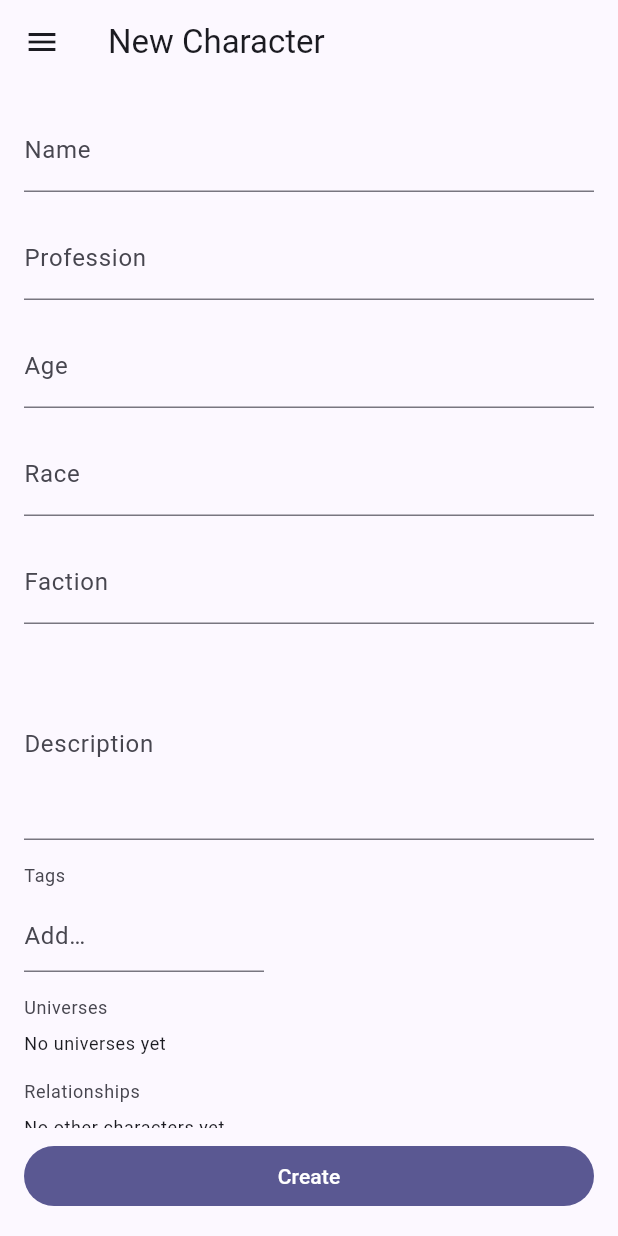
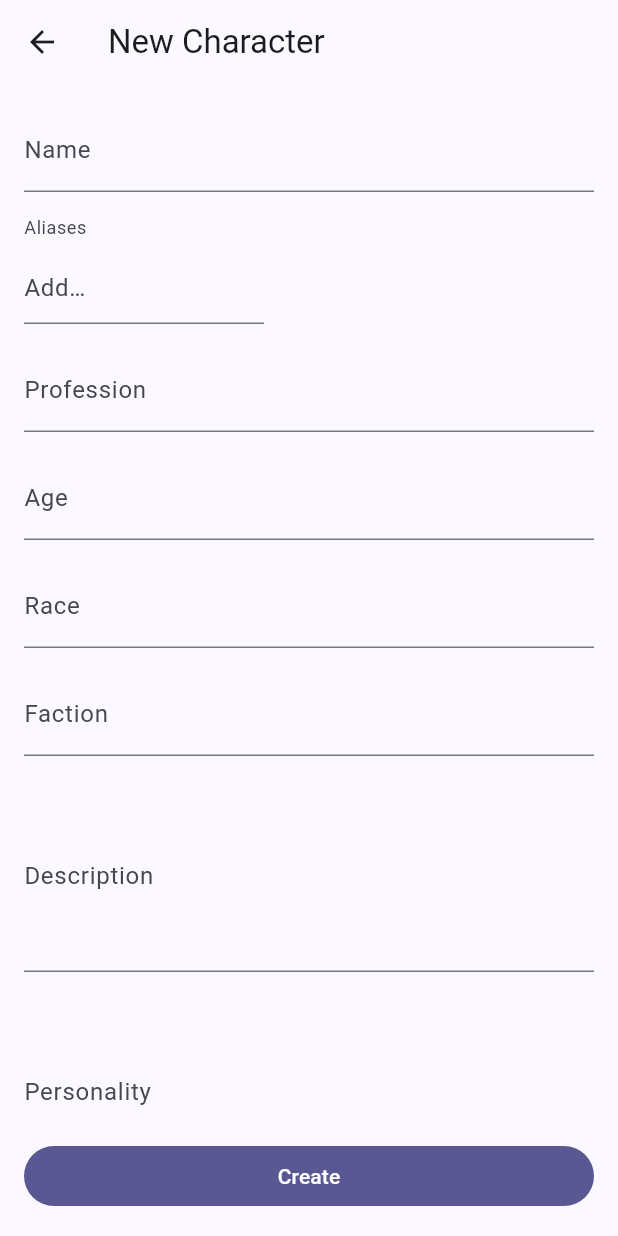
Before and after one commit to MatheusSantana64/VerseKeeper, a Flutter app: the EntityEditScreen screen opened directly with empty values, on a phone screen of 412 x 824 dp. Run offline on Flutter 3.47's test engine with Material 3 defaults, Android fonts, the phone set to English and light mode, and no system bars; our stand-ins replace drift, drift_flutter, firebase_core, flutter_riverpod, flutter_secure_storage, freezed_annotation and 1 more; missing offline and left inert: cryptography; accounts and stored records are empty; generated files the repository leaves out were written again.

Commit message:
feat(nav): add back buttons, keep form state on drill-in, and enrich character lists
- Drill-in navigation now uses push/pop so every page shows a back button
  and previously filled forms stay alive below the stack
- Save replaces the form with the detail page (pushReplacement); delete pops
- Character edit form now exposes all base-character fields (aliases,
  personality, appearance, notes, speech style, AI prompt)
- Character library tiles render every populated field with ellipsis

```diff
--- a/lib/features/dashboard/dashboard_screen.dart
+++ b/lib/features/dashboard/dashboard_screen.dart
@@ -91,7 +91,7 @@ class _RecentTile extends StatelessWidget {
       ),
       trailing: const Icon(Icons.chevron_right),
       onTap: () =>
-          context.go('/library/${entity.entityType.name}/${entity.id}'),
+          context.push('/library/${entity.entityType.name}/${entity.id}'),
     );
   }
 }
@@ -138,7 +138,7 @@ class _EntityCountCard extends StatelessWidget {
       child: Card(
         child: InkWell(
           borderRadius: BorderRadius.circular(12),
-          onTap: () => context.go('/library/${type.name}'),
+          onTap: () => context.push('/library/${type.name}'),
           child: Padding(
             padding: const EdgeInsets.all(16),
             child: Column(
--- a/lib/features/entity/entity_edit_screen.dart
+++ b/lib/features/entity/entity_edit_screen.dart
@@ -183,7 +183,7 @@ class _EntityEditScreenState extends ConsumerState<EntityEditScreen> {
     final entity = entityFromJson(widget.type, json);
     await saveEntity(ref, entity);
     if (!mounted) return;
-    context.go('/library/${widget.type.name}/${entity.id}');
+    context.pushReplacement('/library/${widget.type.name}/${entity.id}');
   }
 
   @override
@@ -200,12 +200,22 @@ class _EntityEditScreenState extends ConsumerState<EntityEditScreen> {
       data: (value) =>
           _buildForm(context, config, existing: value?.toJson()),
       loading: () => Scaffold(
-        appBar: AppBar(title: Text('Edit ${config.singular}')),
+        appBar: AppBar(
+          leading: context.canPop()
+              ? BackButton(onPressed: () => context.pop())
+              : null,
+          title: Text('Edit ${config.singular}'),
+        ),
         drawer: const AppDrawer(),
         body: const Center(child: CircularProgressIndicator()),
       ),
       error: (error, _) => Scaffold(
-        appBar: AppBar(title: Text('Edit ${config.singular}')),
+        appBar: AppBar(
+          leading: context.canPop()
+              ? BackButton(onPressed: () => context.pop())
+              : null,
+          title: Text('Edit ${config.singular}'),
+        ),
         drawer: const AppDrawer(),
         body: Center(child: Text('Could not load: $error')),
       ),
@@ -235,7 +245,12 @@ class _EntityEditScreenState extends ConsumerState<EntityEditScreen> {
     final theme = Theme.of(context);
 
     return Scaffold(
-      appBar: AppBar(title: Text(title)),
+      appBar: AppBar(
+        leading: context.canPop()
+            ? BackButton(onPressed: () => context.pop())
+            : null,
+        title: Text(title),
+      ),
       drawer: const AppDrawer(),
       body: SafeArea(
         child: Column(
@@ -449,7 +464,7 @@ class _EntityEditScreenState extends ConsumerState<EntityEditScreen> {
                     ),
                   ),
                   TextButton.icon(
-                    onPressed: () => context.go(
+                    onPressed: () => context.push(
                       '/library/${EntityType.fieldDefinition.name}',
                     ),
                     icon: const Icon(Icons.playlist_add, size: 18),
@@ -472,7 +487,7 @@ class _EntityEditScreenState extends ConsumerState<EntityEditScreen> {
                 ),
                 const Spacer(),
                 TextButton.icon(
-                  onPressed: () => context.go(
+                  onPressed: () => context.push(
                     '/library/${EntityType.fieldDefinition.name}',
                   ),
                   icon: const Icon(Icons.playlist_add, size: 18),
--- a/lib/features/entity/entity_form_spec.dart
+++ b/lib/features/entity/entity_form_spec.dart
@@ -63,11 +63,17 @@ class FormFieldSpec {
 const Map<EntityType, List<FormFieldSpec>> entityFormSpecs = {
   EntityType.character: [
     FormFieldSpec(key: 'name', label: 'Name', kind: FormFieldKind.text, required: true),
+    FormFieldSpec(key: 'aliases', label: 'Aliases', kind: FormFieldKind.tags),
     FormFieldSpec(key: 'profession', label: 'Profession', kind: FormFieldKind.text),
     FormFieldSpec(key: 'age', label: 'Age', kind: FormFieldKind.text),
     FormFieldSpec(key: 'race', label: 'Race', kind: FormFieldKind.text),
     FormFieldSpec(key: 'faction', label: 'Faction', kind: FormFieldKind.text),
     FormFieldSpec(key: 'description', label: 'Description', kind: FormFieldKind.multiline),
+    FormFieldSpec(key: 'personality', label: 'Personality', kind: FormFieldKind.multiline),
+    FormFieldSpec(key: 'appearance', label: 'Appearance', kind: FormFieldKind.multiline),
+    FormFieldSpec(key: 'notes', label: 'Notes', kind: FormFieldKind.multiline),
+    FormFieldSpec(key: 'speechStyle', label: 'Speech style', kind: FormFieldKind.text),
+    FormFieldSpec(key: 'aiPrompt', label: 'AI prompt', kind: FormFieldKind.multiline),
     FormFieldSpec(key: 'tags', label: 'Tags', kind: FormFieldKind.tags),
     FormFieldSpec(
       key: 'universeIds',
--- a/lib/features/search/search_screen.dart
+++ b/lib/features/search/search_screen.dart
@@ -184,7 +184,7 @@ class _ResultTile extends StatelessWidget {
         style: theme.textTheme.bodySmall?.copyWith(color: theme.colorScheme.outline),
       ),
       onTap: () =>
-          context.go('/library/${entity.entityType.name}/${entity.id}'),
+          context.push('/library/${entity.entityType.name}/${entity.id}'),
     );
   }
 }
```
Also changed, not shown: lib/features/entity/entity_detail_screen.dart (+20 -11 lines), lib/features/entity/entity_list_screen.dart (+141 -6 lines), lib/features/entity/relationship_graph_screen.dart (+7 -2 lines), 1 other file.
